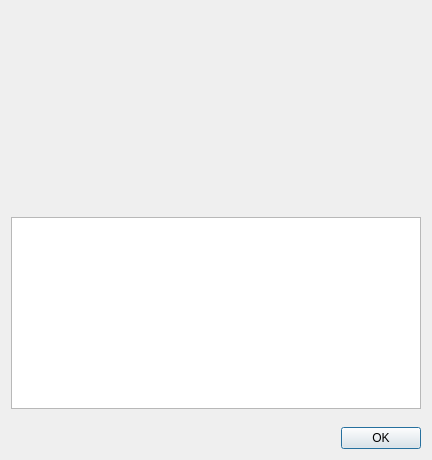
First picture: the form in src/tiled/aboutdialog.ui, repository mapeditor/tiled, before the edit.
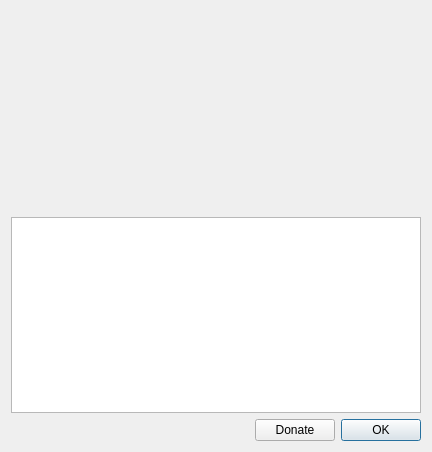
Second picture: the form after the edit. Icons and pictures are not drawn.

Commit message: Added a Donate button to the About dialog

Diff of the .ui file:
```diff
--- a/src/tiled/aboutdialog.ui
+++ b/src/tiled/aboutdialog.ui
@@ -7,7 +7,7 @@
     <x>0</x>
     <y>0</y>
     <width>432</width>
-    <height>460</height>
+    <height>452</height>
    </rect>
   </property>
   <property name="windowTitle">
@@ -70,19 +70,6 @@
      </property>
     </widget>
    </item>
-   <item>
-    <spacer name="verticalSpacer">
-     <property name="orientation">
-      <enum>Qt::Vertical</enum>
-     </property>
-     <property name="sizeHint" stdset="0">
-      <size>
-       <width>20</width>
-       <height>0</height>
-      </size>
-     </property>
-    </spacer>
-   </item>
    <item>
     <layout class="QHBoxLayout" name="buttonLayout">
      <property name="sizeConstraint">
@@ -104,11 +91,21 @@
        </property>
       </spacer>
      </item>
+     <item>
+      <widget class="QPushButton" name="donateButton">
+       <property name="text">
+        <string>Donate</string>
+       </property>
+      </widget>
+     </item>
      <item>
       <widget class="QPushButton" name="pushButton">
        <property name="text">
         <string>OK</string>
        </property>
+       <property name="default">
+        <bool>true</bool>
+       </property>
       </widget>
      </item>
     </layout>
```
The commit also changes 2 other files.
